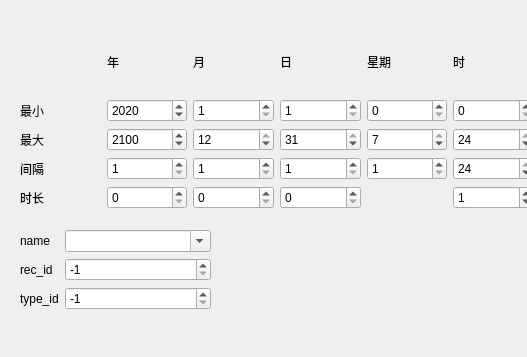
Old version of the form Qt_GUI/add_task_gen/dialog.ui in the repository XuHg-zjcn/time-manager; both pictures show x 0 to 527 and y 0 to 357 of the 891 by 357 pixel window.
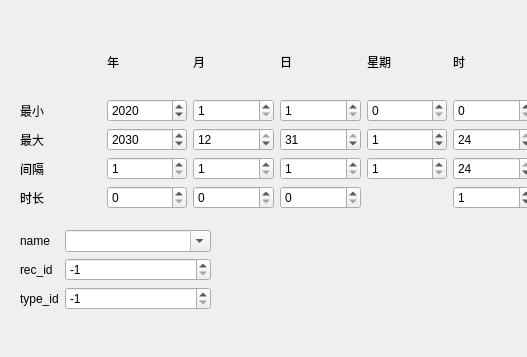
New version of the form.

Commit message: fix: default gen too many task

The edit to the form file:
```diff
--- a/Qt_GUI/add_task_gen/dialog.ui
+++ b/Qt_GUI/add_task_gen/dialog.ui
@@ -274,13 +274,13 @@
     <item row="2" column="4">
      <widget class="QSpinBox" name="week_max">
       <property name="minimum">
-       <number>1</number>
+       <number>0</number>
       </property>
       <property name="maximum">
        <number>7</number>
       </property>
       <property name="value">
-       <number>7</number>
+       <number>1</number>
       </property>
      </widget>
     </item>
@@ -296,7 +296,7 @@
        <number>1</number>
       </property>
       <property name="value">
-       <number>2100</number>
+       <number>2030</number>
       </property>
      </widget>
     </item>
```
Left out of the diff: 3 changed lines with no effect on the pictures. The commit also changes 1 other file.
